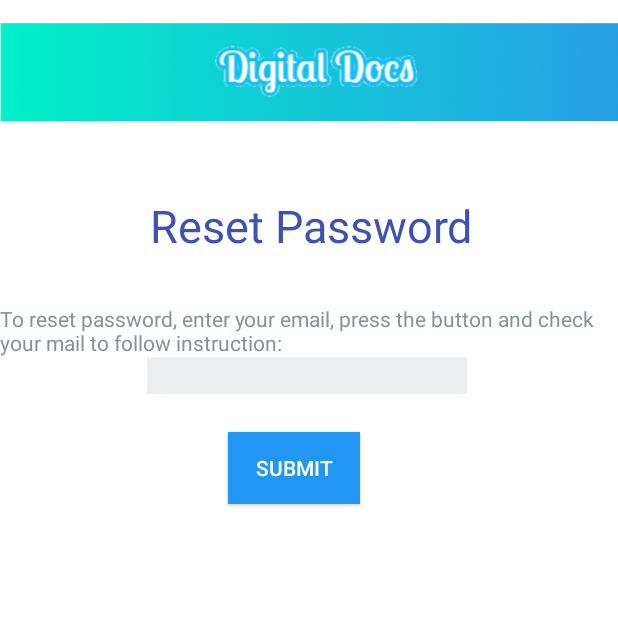
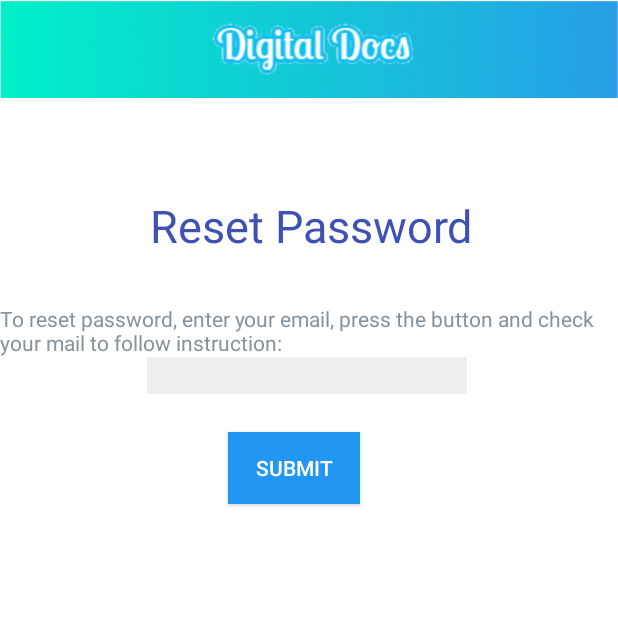
Before and after one commit to Ssak4395/digidocs, an Android app: the ForgotPassword screen opened directly, with no data from a screen before it, on a phone screen of 412 x 824 dp, the top half of it. Run offline under Robolectric (Android 15) with nearby library versions, the light colour scheme and no system bars; our stand-ins replace Firebase (no records; nobody signed in at launch, a user with empty details on screens opened directly); Roboto replaces fonts that are not available here.

Commit message:
attempting to get the header to actually stay in its place

```diff
--- a/app/src/main/res/layout/forgotpassword.xml
+++ b/app/src/main/res/layout/forgotpassword.xml
@@ -63,10 +63,14 @@
 
     <ImageView
         android:id="@+id/imageView5"
-        android:layout_width="417dp"
-        android:layout_height="96dp"
-        app:srcCompat="@drawable/screen_shot_2020_09_18_at_11_03_32_pm"
-        tools:layout_editor_absoluteX="0dp"
-        tools:layout_editor_absoluteY="-7dp" />
+        android:layout_width="0dp"
+        android:layout_height="66dp"
+        app:layout_constraintBottom_toBottomOf="parent"
+        app:layout_constraintEnd_toEndOf="parent"
+        app:layout_constraintHorizontal_bias="0.0"
+        app:layout_constraintStart_toStartOf="parent"
+        app:layout_constraintTop_toTopOf="parent"
+        app:layout_constraintVertical_bias="0.0"
+        app:srcCompat="@drawable/screen_shot_2020_09_18_at_11_03_32_pm" />
 
 </androidx.constraintlayout.widget.ConstraintLayout>
--- a/app/src/main/res/layout/receipt_page.xml
+++ b/app/src/main/res/layout/receipt_page.xml
@@ -90,8 +90,8 @@
 
     <ImageView
         android:id="@+id/imageView6"
-        android:layout_width="415dp"
-        android:layout_height="99dp"
+        android:layout_width="wrap_content"
+        android:layout_height="66dp"
         app:layout_constraintBottom_toBottomOf="parent"
         app:layout_constraintEnd_toEndOf="parent"
         app:layout_constraintHorizontal_bias="0.0"
--- a/app/src/main/res/layout/setting_page.xml
+++ b/app/src/main/res/layout/setting_page.xml
@@ -136,8 +136,8 @@
 
     <ImageView
         android:id="@+id/imageView3"
-        android:layout_width="418dp"
-        android:layout_height="103dp"
+        android:layout_width="wrap_content"
+        android:layout_height="66dp"
         app:layout_constraintBottom_toBottomOf="parent"
         app:layout_constraintEnd_toEndOf="parent"
         app:layout_constraintHorizontal_bias="0.0"
```
Also changed, not shown: app/src/main/res/layout/camera_display.xml (+7 -5 lines), app/src/main/res/layout/dashboard_page.xml (+4 -3 lines), app/src/main/res/layout/gallery_display.xml (+9 -5 lines), app/src/main/res/layout/help_page.xml (+9 -5 lines), app/src/main/res/layout/legal_page.xml (+9 -5 lines), app/src/main/res/layout/profile_page.xml (+6 -5 lines), app/src/main/res/drawable/screen_shot_2020_09_18_at_11_03_32_pm.png.
